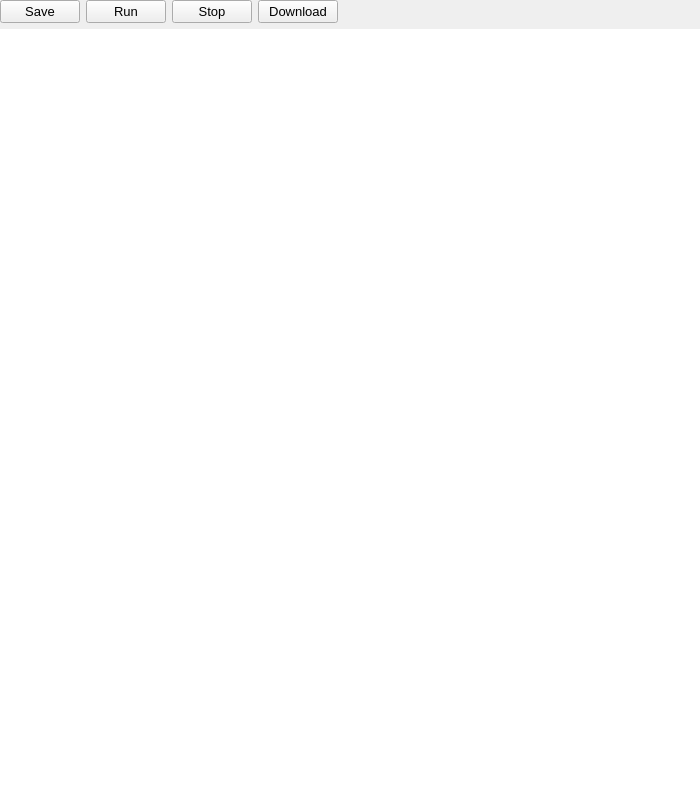
The window that src/IDE/textedit.ui (kolya112/GMILanguage) describes before a commit, drawn with Qt 5.
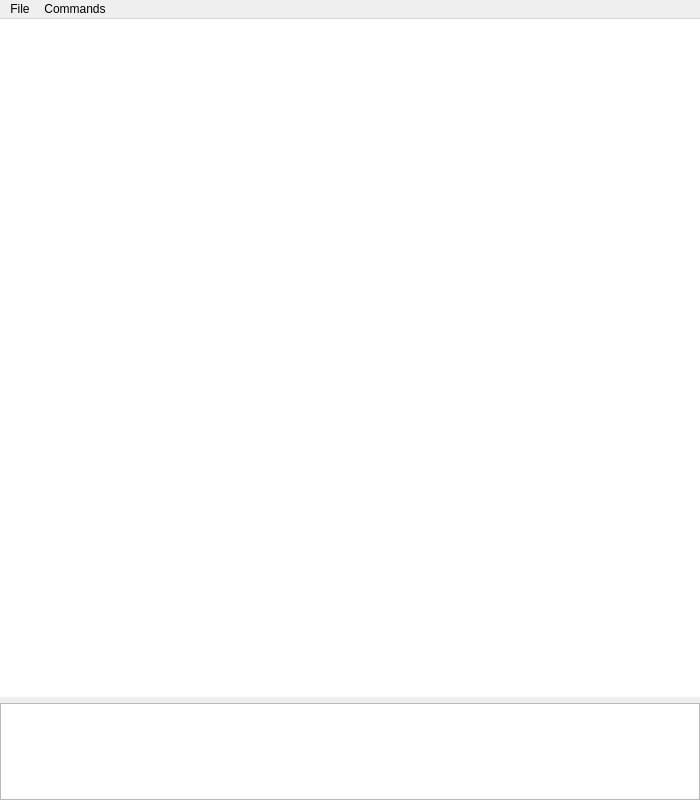
The same window after the commit.

Patch:
```diff
--- a/src/IDE/textedit.ui
+++ b/src/IDE/textedit.ui
@@ -28,89 +28,15 @@
      <number>0</number>
     </property>
     <item>
-     <layout class="QVBoxLayout" name="verticalLayout">
-      <item>
-       <layout class="QHBoxLayout" name="horizontalLayout">
-        <item>
-         <widget class="QPushButton" name="bsave">
-          <property name="font">
-           <font>
-            <pointsize>10</pointsize>
-           </font>
-          </property>
-          <property name="cursor">
-           <cursorShape>PointingHandCursor</cursorShape>
-          </property>
-          <property name="text">
-           <string>Save</string>
-          </property>
-         </widget>
-        </item>
-        <item>
-         <widget class="QPushButton" name="brun">
-          <property name="font">
-           <font>
-            <pointsize>10</pointsize>
-           </font>
-          </property>
-          <property name="cursor">
-           <cursorShape>PointingHandCursor</cursorShape>
-          </property>
-          <property name="text">
-           <string>Run</string>
-          </property>
-         </widget>
-        </item>
-        <item>
-         <widget class="QPushButton" name="bstop">
-          <property name="font">
-           <font>
-            <pointsize>10</pointsize>
-           </font>
-          </property>
-          <property name="cursor">
-           <cursorShape>PointingHandCursor</cursorShape>
-          </property>
-          <property name="text">
-           <string>Stop</string>
-          </property>
-         </widget>
-        </item>
-        <item>
-         <widget class="QPushButton" name="bdownload">
-          <property name="font">
-           <font>
-            <pointsize>10</pointsize>
-           </font>
-          </property>
-          <property name="cursor">
-           <cursorShape>PointingHandCursor</cursorShape>
-          </property>
-          <property name="toolTipDuration">
-           <number>-1</number>
-          </property>
-          <property name="text">
-           <string>Download</string>
-          </property>
-         </widget>
-        </item>
-        <item>
-         <spacer name="horizontalSpacer">
-          <property name="orientation">
-           <enum>Qt::Horizontal</enum>
-          </property>
-          <property name="sizeHint" stdset="0">
-           <size>
-            <width>40</width>
-            <height>20</height>
-           </size>
-          </property>
-         </spacer>
-        </item>
-       </layout>
-      </item>
-      <item>
+     <layout class="QGridLayout" name="gridLayout" rowstretch="7,1">
+      <item row="0" column="0">
        <widget class="QTextEdit" name="textedit">
+        <property name="sizePolicy">
+         <sizepolicy hsizetype="Expanding" vsizetype="Expanding">
+          <horstretch>0</horstretch>
+          <verstretch>0</verstretch>
+         </sizepolicy>
+        </property>
         <property name="font">
          <font>
           <pointsize>10</pointsize>
@@ -121,10 +47,87 @@
         </property>
        </widget>
       </item>
+      <item row="1" column="0">
+       <widget class="QTextBrowser" name="textBrowser">
+        <property name="sizePolicy">
+         <sizepolicy hsizetype="Expanding" vsizetype="Expanding">
+          <horstretch>0</horstretch>
+          <verstretch>0</verstretch>
+         </sizepolicy>
+        </property>
+       </widget>
+      </item>
      </layout>
     </item>
    </layout>
   </widget>
+  <widget class="QMenuBar" name="menuBar">
+   <property name="geometry">
+    <rect>
+     <x>0</x>
+     <y>0</y>
+     <width>700</width>
+     <height>26</height>
+    </rect>
+   </property>
+   <widget class="QMenu" name="menuFile">
+    <property name="title">
+     <string>File</string>
+    </property>
+    <addaction name="actionSave"/>
+    <addaction name="actionSave_as"/>
+    <addaction name="actionOpen"/>
+   </widget>
+   <widget class="QMenu" name="menucommands">
+    <property name="title">
+     <string>Commands</string>
+    </property>
+    <addaction name="actionRun"/>
+    <addaction name="actionStop"/>
+    <addaction name="actionContinue"/>
+   </widget>
+   <addaction name="menuFile"/>
+   <addaction name="menucommands"/>
+  </widget>
+  <action name="actionSave">
+   <property name="text">
+    <string>Save</string>
+   </property>
+   <property name="shortcut">
+    <string>Ctrl+S</string>
+   </property>
+  </action>
+  <action name="actionSave_as">
+   <property name="text">
+    <string>Save as</string>
+   </property>
+  </action>
+  <action name="actionOpen">
+   <property name="text">
+    <string>Open</string>
+   </property>
+   <property name="shortcut">
+    <string>Ctrl+O</string>
+   </property>
+  </action>
+  <action name="actionRun">
+   <property name="text">
+    <string>Run</string>
+   </property>
+   <property name="shortcut">
+    <string>Shift+F5</string>
+   </property>
+  </action>
+  <action name="actionStop">
+   <property name="text">
+    <string>Stop</string>
+   </property>
+  </action>
+  <action name="actionContinue">
+   <property name="text">
+    <string>Continue</string>
+   </property>
+  </action>
  </widget>
  <resources/>
  <connections/>
```
